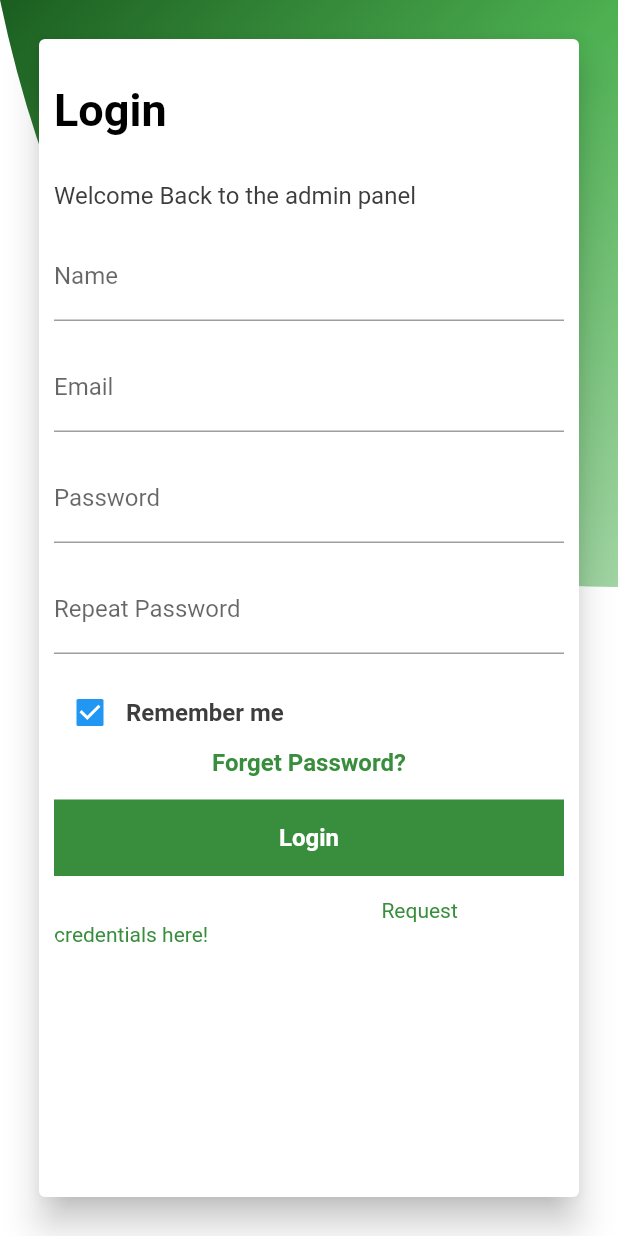
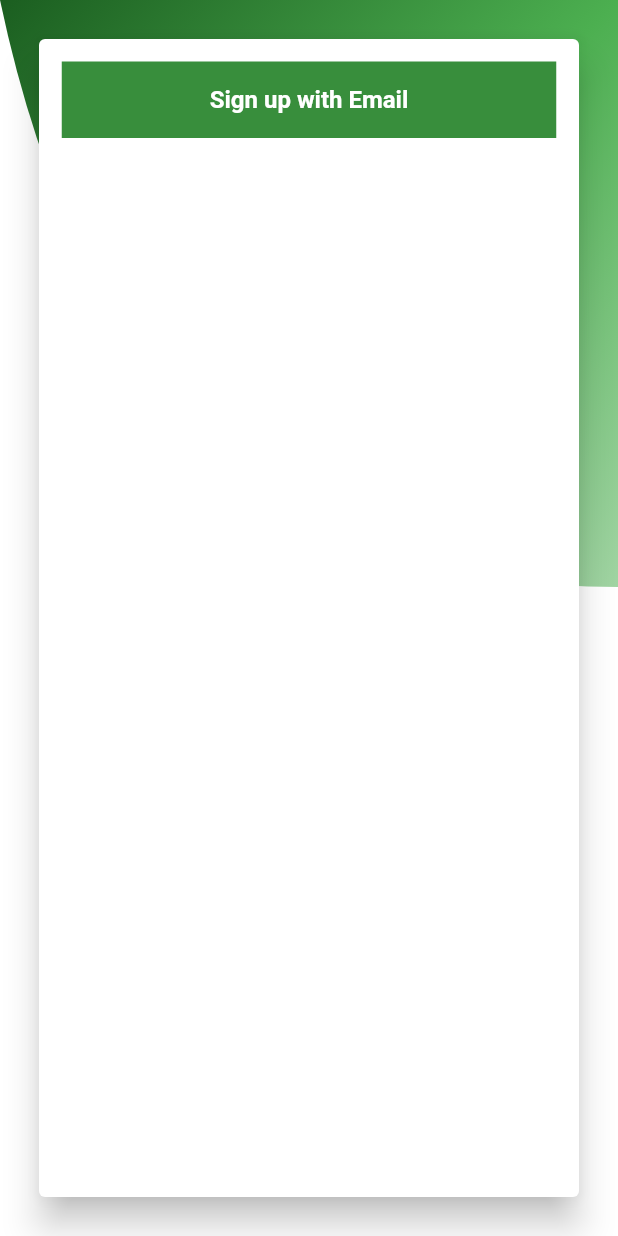
Before and after one commit to OwenKe11y/APPLIED-PROJECT-AND-MINOR-DISSERTATION-PROJECT, a Flutter app: the screen it shows after launch, on a phone screen of 412 x 824 dp. Run offline on Flutter 3.47's test engine with Material 2 defaults, Android fonts, the light colour scheme and no system bars; our stand-ins replace get, google_fonts.

Commit message:
Added welcome page

```diff
--- a/even_ticket/lib/main.dart
+++ b/even_ticket/lib/main.dart
@@ -3,15 +3,13 @@
 import 'package:even_ticket/constants/style.dart';
 import 'package:even_ticket/controllers/menu_controller.dart';
 import 'package:even_ticket/controllers/navigation_controller.dart';
-import 'package:even_ticket/layout.dart';
-import 'package:postgres/postgres.dart';
+
+import 'package:even_ticket/pages/authentication/welcome_page.dart';
+
 import 'package:flutter/cupertino.dart';
 import 'package:flutter/material.dart';
 import 'package:get/get.dart';
 import 'package:google_fonts/google_fonts.dart';
-
-
-import 'pages/authentication/authentication.dart';
 
 // Main method, use GetX for the Controllers and run the App
 void main() {
@@ -31,7 +29,6 @@ class MyApp extends StatelessWidget {
       title: "EvenTicket",
       theme: ThemeData(
         scaffoldBackgroundColor: light,
-
         textTheme: GoogleFonts.robotoTextTheme(Theme.of(context).textTheme)
             .apply(bodyColor: Colors.black),
         pageTransitionsTheme: PageTransitionsTheme(builders: {
@@ -41,7 +38,7 @@ class MyApp extends StatelessWidget {
         primaryColor: Color(0xFF64ff38),
       ),
       // Gets the responsive layout from layout.dart depending on the screen size
-      home: LoginViewPage(),
+      home: WelcomePage(),
     );
   }
 }
--- a/even_ticket/lib/pages/authentication/authentication.dart
+++ b/even_ticket/lib/pages/authentication/register_page.dart
@@ -4,7 +4,7 @@ import 'package:even_ticket/constants/style.dart';
 import 'package:even_ticket/layout.dart';
 import 'package:even_ticket/services/http_methods.dart';
 import 'package:even_ticket/widgets/custom_text.dart';
-import 'package:even_ticket/widgets/login_card.dart';
+import 'package:even_ticket/widgets/auth_widgets/register_card.dart';
 import 'package:flutter/material.dart';
 import 'package:get/get.dart';
 import 'package:google_fonts/google_fonts.dart';
@@ -22,11 +22,7 @@ class LoginViewPage extends StatelessWidget {
   Widget build(BuildContext context) {
     return Scaffold(
       body: Center(
-
-        child: Stack(
-
-          children:[
-
+        child: Stack(children: [
           ClipPath(
               clipper: LoginClipper(),
               child: Container(
@@ -41,11 +37,11 @@ class LoginViewPage extends StatelessWidget {
                         Colors.green,
                         Colors.green.shade200
                       ])))),
-          Padding(padding: EdgeInsets.all(22.0),
-          child: LoginCard(),)
-
-          ]
-        ),
+          Padding(
+            padding: EdgeInsets.all(22.0),
+            child: RegisterCard(),
+          )
+        ]),
       ),
     );
   }
--- /dev/null
+++ b/even_ticket/lib/pages/authentication/welcome_page.dart
@@ -0,0 +1,41 @@
+// ignore_for_file: prefer_const_constructors
+
+import 'package:even_ticket/pages/authentication/register_page.dart';
+import 'package:even_ticket/widgets/auth_widgets/welcome_card.dart';
+import 'package:flutter/material.dart';
+
+class WelcomePage extends StatelessWidget {
+  const WelcomePage({Key? key}) : super(key: key);
+
+  @override
+  Widget build(BuildContext context) {
+    return Scaffold(
+
+      body: Center(
+
+        child: Stack(
+
+          children: [
+          ClipPath(
+              clipper: LoginClipper(),
+              child: Container(
+                  height: MediaQuery.of(context).size.height * 0.5,
+                  padding: const EdgeInsets.symmetric(horizontal: 16),
+                  decoration: BoxDecoration(
+                      gradient: LinearGradient(
+                          begin: Alignment.topLeft,
+                          end: Alignment.bottomRight,
+                          colors: [
+                        Colors.green.shade900,
+                        Colors.green,
+                        Colors.green.shade200
+                      ])))),
+          Padding(
+            padding: EdgeInsets.all(22.0),
+            child: WelcomeCard(),
+          ),
+        ]),
+      ),
+    );
+  }
+}
--- a/even_ticket/lib/widgets/login_card.dart
+++ b/even_ticket/lib/widgets/auth_widgets/register_card.dart
@@ -7,15 +7,15 @@ import 'package:even_ticket/services/http_methods.dart';
 import 'package:flutter/material.dart';
 import 'package:google_fonts/google_fonts.dart';
 
-import 'custom_text.dart';
+import '../custom_text.dart';
 
-class LoginCard extends StatelessWidget {
+class RegisterCard extends StatelessWidget {
   static final nameController = TextEditingController();
   static final emailController = TextEditingController();
   static final pass1Controller = TextEditingController();
   static final pass2Controller = TextEditingController();
 
-  const LoginCard({
+  const RegisterCard({
     Key? key,
   }) : super(key: key);
 
@@ -25,7 +25,7 @@ class LoginCard extends StatelessWidget {
       elevation: 10,
       color: light,
       child: Padding(
-        padding: EdgeInsets.symmetric(horizontal: 10),
+        padding: EdgeInsets.symmetric(horizontal: 15),
         child: Column(
           children: [
             ClipRRect(
@@ -156,7 +156,6 @@ class LoginCard extends StatelessWidget {
                     onTap: () {
                       //Get.offAll(SiteLayout());
 
-
                       createUser(nameController.text, emailController.text,
                           pass1Controller.text, pass2Controller.text);
                     },
--- /dev/null
+++ b/even_ticket/lib/widgets/auth_widgets/welcome_card.dart
@@ -0,0 +1,81 @@
+// ignore_for_file: prefer_const_constructors
+
+import 'dart:developer';
+
+import 'package:even_ticket/constants/style.dart';
+import 'package:even_ticket/services/http_methods.dart';
+import 'package:flutter/material.dart';
+import 'package:google_fonts/google_fonts.dart';
+
+import '../custom_text.dart';
+
+class WelcomeCard extends StatelessWidget {
+  static final nameController = TextEditingController();
+  static final emailController = TextEditingController();
+  static final pass1Controller = TextEditingController();
+  static final pass2Controller = TextEditingController();
+
+  const WelcomeCard({
+    Key? key,
+  }) : super(key: key);
+
+  @override
+  Widget build(BuildContext context) {
+    return Card(
+      elevation: 10,
+      color: light,
+      child: Padding(
+        padding: EdgeInsets.symmetric(horizontal: 15),
+        child: Column(
+          children: [
+            ClipRRect(
+              borderRadius: BorderRadius.all(Radius.circular(10)),
+              child: Column(
+                mainAxisAlignment: MainAxisAlignment.center,
+                children: [
+
+
+
+                  //Divider
+                  SizedBox(
+                    height: 15,
+                  ),
+
+                  // Login Button - Global navigation to the main page
+                  InkWell(
+                    onTap: () {
+                      //Get.offAll(SiteLayout());
+
+                      createUser(nameController.text, emailController.text,
+                          pass1Controller.text, pass2Controller.text);
+                    },
+                    child: Container(
+                      decoration: BoxDecoration(
+                        color: darkgreen,
+                      ),
+                      alignment: Alignment.center,
+                      width: double.maxFinite,
+                      padding: EdgeInsets.symmetric(vertical: 16),
+                      child: CustomText(
+                          text: "Sign up with Email",
+                          size: 16,
+                          color: light,
+                          fontWeight: FontWeight.bold),
+                    ),
+                  ),
+
+                  // Divider
+                  SizedBox(
+                    height: 15,
+                  ),
+
+
+                ],
+              ),
+            ),
+          ],
+        ),
+      ),
+    );
+  }
+}
--- a/even_ticket/lib/widgets/side_menu/side_menu.dart
+++ b/even_ticket/lib/widgets/side_menu/side_menu.dart
@@ -2,7 +2,7 @@
 
 import 'package:even_ticket/constants/controllers.dart';
 import 'package:even_ticket/constants/style.dart';
-import 'package:even_ticket/pages/authentication/authentication.dart';
+import 'package:even_ticket/pages/authentication/register_page.dart';
 import 'package:even_ticket/routing/routes.dart';
 import 'package:even_ticket/utils/responsiveness.dart';
 import 'package:even_ticket/widgets/side_menu/side_menu_items.dart';
```
Lines whose indentation alone changed are shown as unchanged.
